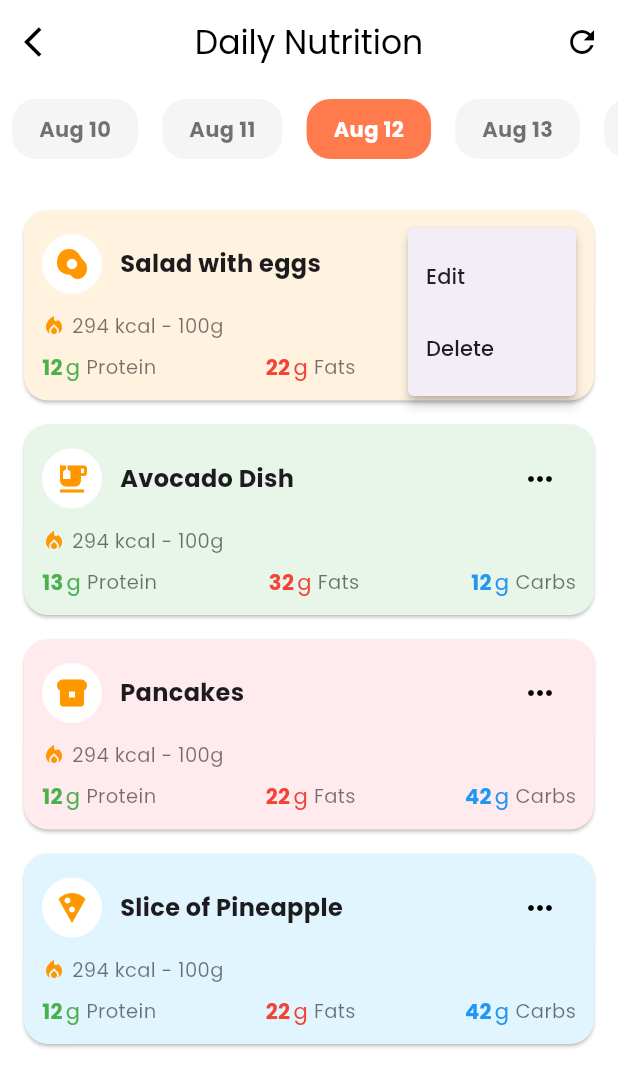
After one commit to SECJ3623-MAP-24252/map-group-project-descent, a Flutter app: the DailyNutritionPage screen opened directly, after a tap on the "keyboard control" icon, on a phone screen of 412 x 824 dp. The commit adds this screen. Shown: the top 1087 px of the screen. Run offline on Flutter 3.47's test engine with Material 3 defaults, Android fonts, the phone set to English and light mode, and no system bars; our stand-ins replace firebase_auth, firebase_core, google_sign_in; accounts and stored records are empty.

Commit message:
daily nutrition page added

```diff
--- /dev/null
+++ b/lib/pages/daily_nutrition.dart
@@ -0,0 +1,198 @@
+import 'package:flutter/material.dart';
+
+class DailyNutritionPage extends StatefulWidget {
+  const DailyNutritionPage({Key? key}) : super(key: key);
+
+  @override
+  State<DailyNutritionPage> createState() => _DailyNutritionPageState();
+}
+
+class _DailyNutritionPageState extends State<DailyNutritionPage> {
+  int selectedDayIndex = 2;
+  final List<String> days = ['Aug 10', 'Aug 11', 'Aug 12', 'Aug 13', 'Aug 14'];
+  final List<Map<String, dynamic>> entries = [
+    {
+      'name': 'Salad with eggs',
+      'kcal': 294,
+      'protein': 12,
+      'fats': 22,
+      'carbs': 42,
+      'icon': Icons.egg_alt,
+      'color': Color(0xFFFFF3E0),
+    },
+    {
+      'name': 'Avocado Dish',
+      'kcal': 294,
+      'protein': 13,
+      'fats': 32,
+      'carbs': 12,
+      'icon': Icons.emoji_food_beverage,
+      'color': Color(0xFFE8F5E9),
+    },
+    {
+      'name': 'Pancakes',
+      'kcal': 294,
+      'protein': 12,
+      'fats': 22,
+      'carbs': 42,
+      'icon': Icons.breakfast_dining,
+      'color': Color(0xFFFFEBEE),
+    },
+    {
+      'name': 'Slice of Pineapple',
+      'kcal': 294,
+      'protein': 12,
+      'fats': 22,
+      'carbs': 42,
+      'icon': Icons.local_pizza,
+      'color': Color(0xFFE1F5FE),
+    },
+  ];
+
+  @override
+  Widget build(BuildContext context) {
+    return Scaffold(
+      backgroundColor: Colors.white,
+      appBar: AppBar(
+        backgroundColor: Colors.white,
+        elevation: 0,
+        leading: IconButton(
+          icon: Icon(Icons.arrow_back_ios, color: Colors.black),
+          onPressed: () => Navigator.pop(context),
+        ),
+        title: const Text('Daily Nutrition', style: TextStyle(color: Colors.black)),
+        centerTitle: true,
+        actions: [
+          IconButton(
+            icon: Icon(Icons.refresh, color: Colors.black),
+            onPressed: () {},
+          ),
+        ],
+      ),
+      body: Column(
+        crossAxisAlignment: CrossAxisAlignment.start,
+        children: [
+          // Date selector
+          SizedBox(
+            height: 60,
+            child: ListView.builder(
+              scrollDirection: Axis.horizontal,
+              itemCount: days.length,
+              itemBuilder: (context, i) {
+                final selected = i == selectedDayIndex;
+                return GestureDetector(
+                  onTap: () => setState(() => selectedDayIndex = i),
+                  child: Container(
+                    margin: EdgeInsets.symmetric(horizontal: 8, vertical: 10),
+                    padding: EdgeInsets.symmetric(horizontal: 18, vertical: 8),
+                    decoration: BoxDecoration(
+                      color: selected ? Color(0xFFFF7A4D) : Color(0xFFF5F5F5),
+                      borderRadius: BorderRadius.circular(16),
+                    ),
+                    child: Center(
+                      child: Text(
+                        days[i],
+                        style: TextStyle(
+                          color: selected ? Colors.white : Colors.black54,
+                          fontWeight: FontWeight.bold,
+                        ),
+                      ),
+                    ),
+                  ),
+                );
+              },
+            ),
+          ),
+          Expanded(
+            child: ListView.builder(
+              padding: const EdgeInsets.all(16),
+              itemCount: entries.length,
+              itemBuilder: (context, i) {
+                final entry = entries[i];
+                return Card(
+                  margin: const EdgeInsets.symmetric(vertical: 8),
+                  color: entry['color'],
+                  shape: RoundedRectangleBorder(borderRadius: BorderRadius.circular(16)),
+                  child: Padding(
+                    padding: const EdgeInsets.all(12),
+                    child: Column(
+                      crossAxisAlignment: CrossAxisAlignment.start,
+                      children: [
+                        Row(
+                          children: [
+                            CircleAvatar(
+                              backgroundColor: Colors.white,
+                              child: Icon(entry['icon'], color: Colors.orange),
+                            ),
+                            const SizedBox(width: 12),
+                            Expanded(
+                              child: Text(
+                                entry['name'],
+                                style: TextStyle(fontWeight: FontWeight.bold, fontSize: 16),
+                              ),
+                            ),
+                            PopupMenuButton<String>(
+                              icon: Icon(Icons.more_horiz, color: Colors.black),
+                              onSelected: (value) {
+                                if (value == 'edit') {
+                                  // TODO: Navigate to edit page
+                                } else if (value == 'delete') {
+                                  // TODO: Delete entry
+                                }
+                              },
+                              itemBuilder: (context) => [
+                                PopupMenuItem(value: 'edit', child: Text('Edit')),
+                                PopupMenuItem(value: 'delete', child: Text('Delete')),
+                              ],
+                            ),
+                          ],
+                        ),
+                        const SizedBox(height: 8),
+                        Row(
+                          children: [
+                            Icon(Icons.local_fire_department, color: Colors.orange, size: 16),
+                            const SizedBox(width: 4),
+                            Text('${entry['kcal']} kcal - 100g', style: TextStyle(color: Colors.black54, fontSize: 13)),
+                          ],
+                        ),
+                        const SizedBox(height: 8),
+                        Row(
+                          mainAxisAlignment: MainAxisAlignment.spaceBetween,
+                          children: [
+                            _NutritionStat(value: entry['protein'], label: 'Protein', color: Colors.green),
+                            _NutritionStat(value: entry['fats'], label: 'Fats', color: Colors.red),
+                            _NutritionStat(value: entry['carbs'], label: 'Carbs', color: Colors.blue),
+                          ],
+                        ),
+                      ],
+                    ),
+                  ),
+                );
+              },
+            ),
+          ),
+        ],
+      ),
+    );
+  }
+}
+
+class _NutritionStat extends StatelessWidget {
+  final int value;
+  final String label;
+  final Color color;
+  const _NutritionStat({required this.value, required this.label, required this.color});
+
+  @override
+  Widget build(BuildContext context) {
+    return Row(
+      children: [
+        Text('$value', style: TextStyle(fontWeight: FontWeight.bold, color: color)),
+        const SizedBox(width: 2),
+        Text('g', style: TextStyle(color: color)),
+        const SizedBox(width: 4),
+        Text(label, style: TextStyle(color: Colors.black54, fontSize: 13)),
+      ],
+    );
+  }
+}
--- a/lib/pages/home.dart
+++ b/lib/pages/home.dart
@@ -1,6 +1,7 @@
 // dashboard_screen.dart
 import 'package:flutter/material.dart';
 import 'edit_food.dart';
+import 'daily_nutrition.dart';
 
 class HomePage extends StatelessWidget {
   const HomePage({super.key});
@@ -153,7 +154,15 @@ class HomePage extends StatelessWidget {
                     mainAxisAlignment: MainAxisAlignment.spaceAround,
                     children: [
                       Icon(Icons.home, color: Color(0xFFB0B0B0)),
-                      Icon(Icons.calendar_today, color: Color(0xFFB0B0B0)),
+                      GestureDetector(
+                        onTap: () {
+                          Navigator.push(
+                            context,
+                            MaterialPageRoute(builder: (context) => DailyNutritionPage()),
+                          );
+                        },
+                        child: Icon(Icons.calendar_today, color: Color(0xFFB0B0B0)),
+                      ),
                       SizedBox(width: 48), // Space for FAB
                       Icon(Icons.bar_chart, color: Color(0xFFB0B0B0)),
                       Icon(Icons.person, color: Color(0xFFB0B0B0)),
```
